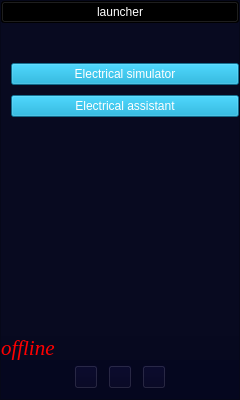
Old version of the form client/menu.ui in the repository lev12/launcher.
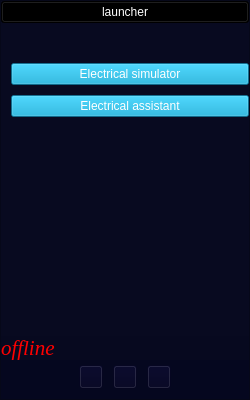
New version of the form. Icons and pictures are not drawn.

Diff of the .ui file:
```diff
--- a/client/menu.ui
+++ b/client/menu.ui
@@ -6,7 +6,7 @@
    <rect>
     <x>0</x>
     <y>0</y>
-    <width>240</width>
+    <width>250</width>
     <height>400</height>
    </rect>
   </property>
@@ -19,7 +19,7 @@
   <property name="maximumSize">
    <size>
     <width>250</width>
-    <height>8192</height>
+    <height>400</height>
    </size>
   </property>
   <property name="windowTitle">
```
